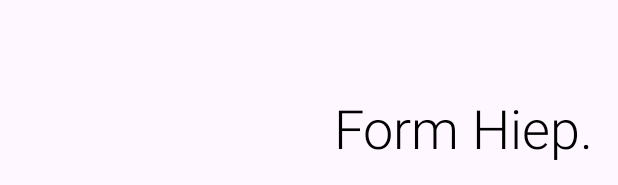
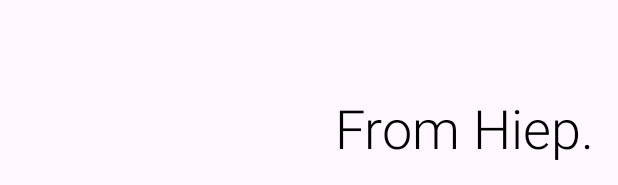
Before and after one commit to NguyenHiep2003/Android-Lab, an Android app: the layout activity_main.xml on its own in the app's theme, with its tools: preview values and no code run, on a phone screen of 412 x 824 dp. Shown: the part 1048-1233 px from the top of the screen. Run offline under Robolectric (Android 15) with nearby library versions, the phone set to English and light mode, and no system bars.

Commit message:
fix signature text view

```diff
--- a/Lab 4.1/app/src/main/res/layout/activity_main.xml
+++ b/Lab 4.1/app/src/main/res/layout/activity_main.xml
@@ -27,7 +27,7 @@
         android:layout_marginEnd="16dp"
         android:layout_marginBottom="16dp"
         android:fontFamily="sans-serif-light"
-        android:text="Form Hiep."
+        android:text="From Hiep."
         android:textColor="@android:color/black"
         android:textSize="36sp"
         app:layout_constraintBottom_toBottomOf="parent"
```
